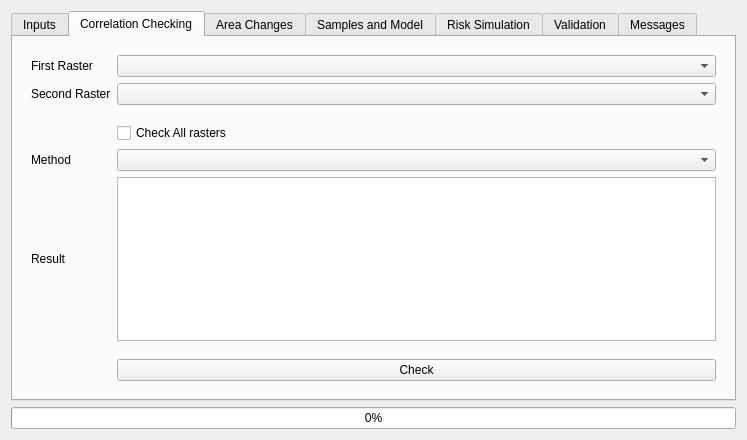
Above: ui/moluscedialogbase.ui from nextgis/qgis_molusce before the change. Below: the same form after it.
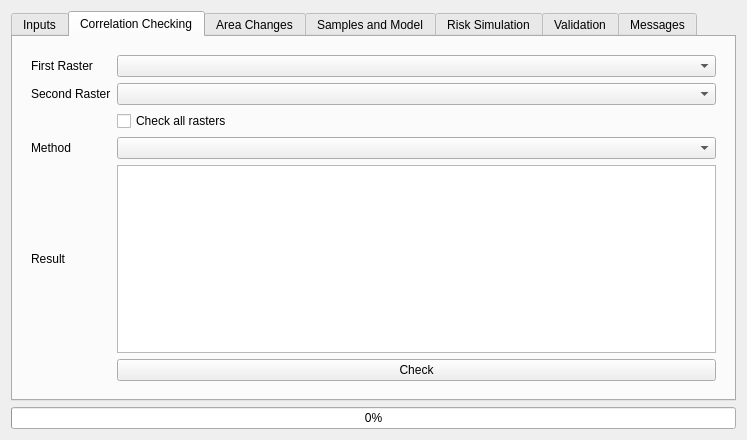
That is the form after the change. The open tabs and pages were chosen to show the change. Custom widgets are drawn as their Qt base class.

Commit message: disable layer selection if all layers used for correlation

Patch:
```diff
--- a/ui/moluscedialogbase.ui
+++ b/ui/moluscedialogbase.ui
@@ -146,33 +146,7 @@
          <property name="margin">
           <number>9</number>
          </property>
-         <item row="2" column="1">
-          <spacer name="verticalSpacer_5">
-           <property name="orientation">
-            <enum>Qt::Vertical</enum>
-           </property>
-           <property name="sizeHint" stdset="0">
-            <size>
-             <width>20</width>
-             <height>40</height>
-            </size>
-           </property>
-          </spacer>
-         </item>
-         <item row="6" column="0">
-          <spacer name="verticalSpacer_3">
-           <property name="orientation">
-            <enum>Qt::Vertical</enum>
-           </property>
-           <property name="sizeHint" stdset="0">
-            <size>
-             <width>20</width>
-             <height>40</height>
-            </size>
-           </property>
-          </spacer>
-         </item>
-         <item row="4" column="0">
+         <item row="3" column="0">
           <widget class="QLabel" name="label_9">
            <property name="text">
             <string>Method</string>
@@ -182,7 +156,7 @@
          <item row="1" column="1">
           <widget class="QComboBox" name="cmbSecondRaster"/>
          </item>
-         <item row="4" column="1">
+         <item row="3" column="1">
           <widget class="QComboBox" name="cmbCorrCheckMethod"/>
          </item>
          <item row="0" column="1">
@@ -202,14 +176,14 @@
            </property>
           </widget>
          </item>
-         <item row="5" column="0">
+         <item row="4" column="0">
           <widget class="QLabel" name="label_10">
            <property name="text">
             <string>Result</string>
            </property>
           </widget>
          </item>
-         <item row="5" column="1">
+         <item row="4" column="1">
           <widget class="QTableWidget" name="tblCorrelation"/>
          </item>
          <item row="7" column="1">
@@ -219,10 +193,10 @@
            </property>
           </widget>
          </item>
-         <item row="3" column="1">
+         <item row="2" column="1">
           <widget class="QCheckBox" name="chkAllCorr">
            <property name="text">
-            <string>Check All rasters</string>
+            <string>Check all rasters</string>
            </property>
           </widget>
          </item>
```
Left out of the diff: 4 changed lines with no effect on the pictures. The commit also changes 1 other file.
